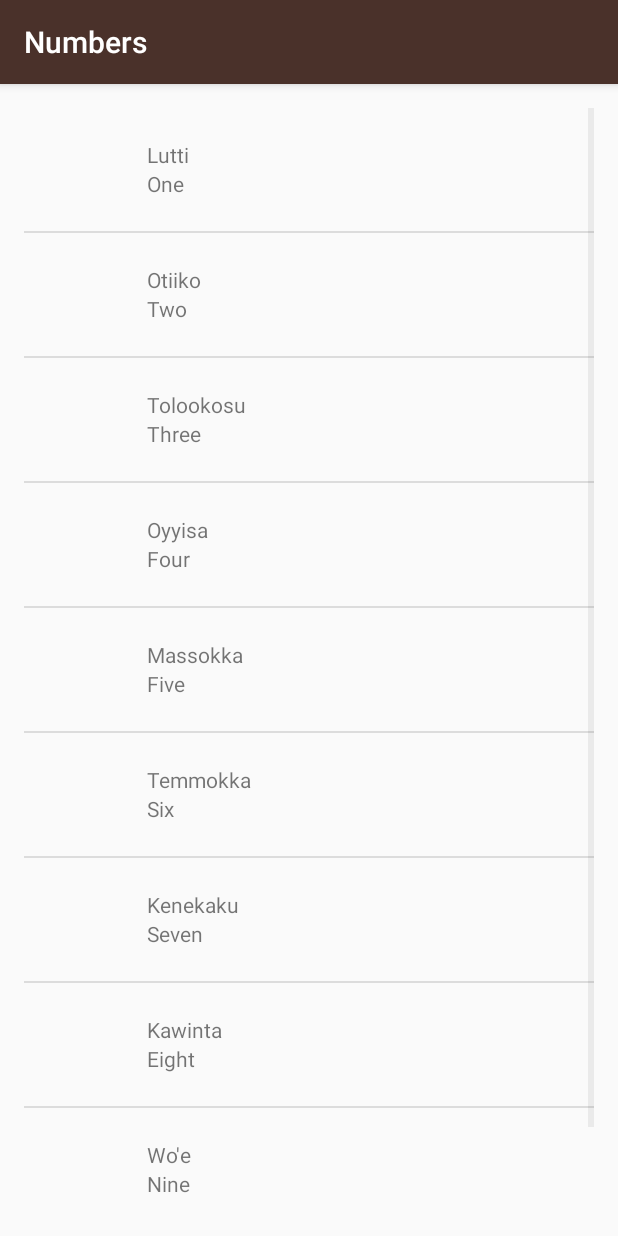
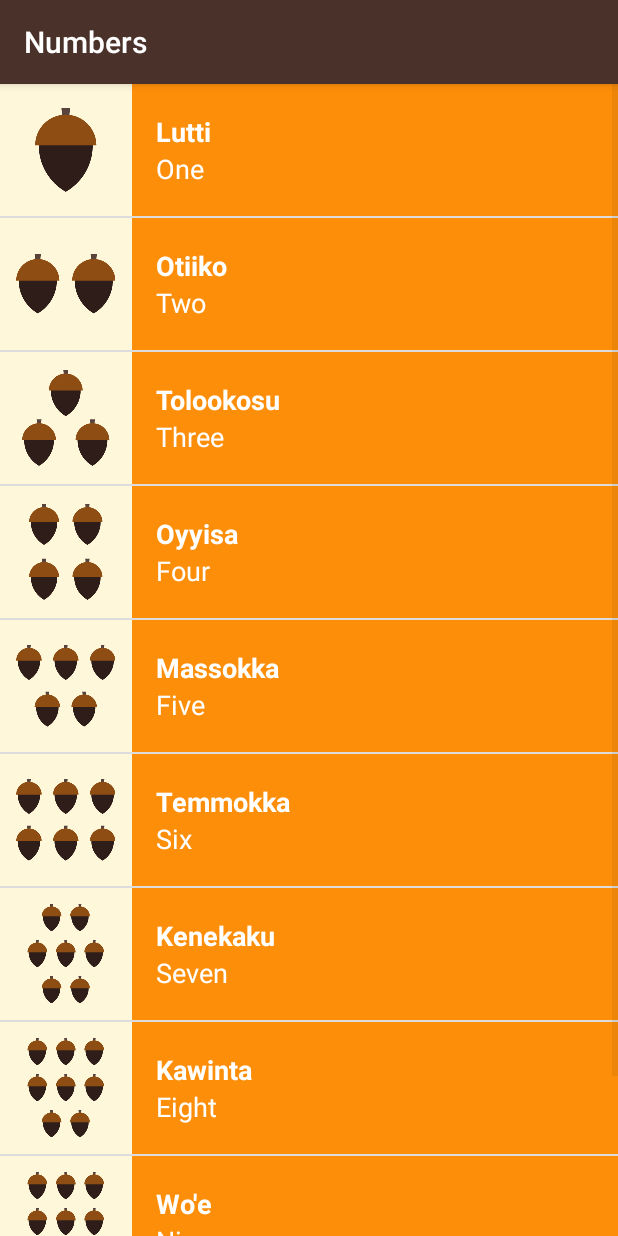
Before and after one commit to cgletras/miwokWordApp, an Android app: the NumbersActivity screen opened directly, with no data from a screen before it, on a phone screen of 412 x 824 dp. Run offline under Robolectric (Android 15) with nearby library versions, the phone set to English and light mode, and no system bars.

Commit message:
adds colors to the list activities
Signed-off-by: CG Stein <cgletras@gmail.com>

```diff
--- a/app/src/main/java/com/example/miwok/NumbersActivity.java
+++ b/app/src/main/java/com/example/miwok/NumbersActivity.java
@@ -18,19 +18,37 @@ public class NumbersActivity extends AppCompatActivity {
         super.onCreate(savedInstanceState);
         setContentView(R.layout.activity_words_list);
 
+        // Sets the category color for this activity
+        Integer activityColor = R.color.category_numbers;
+
         // Create lists with english and their translation for Miwok words for NUMBERS and populate them
         ArrayList<String> wordsEn = new ArrayList<String>(Arrays.asList("One", "Two", "Three", "Four", "Five", "Six", "Seven", "Eight", "Nine", "Ten"));
         ArrayList<String> wordsMw = new ArrayList<String>(Arrays.asList("Lutti", "Otiiko", "Tolookosu", "Oyyisa", "Massokka", "Temmokka", "Kenekaku", "Kawinta", "Wo'e", "Na'aacha"));
+
+        // Creates a list of imagesIds
+        ArrayList<Integer> imagesId = new ArrayList<Integer>(Arrays.asList(
+                R.drawable.number_one,
+                R.drawable.number_two,
+                R.drawable.number_three,
+                R.drawable.number_four,
+                R.drawable.number_five,
+                R.drawable.number_six,
+                R.drawable.number_seven,
+                R.drawable.number_eight,
+                R.drawable.number_nine,
+                R.drawable.number_ten
+        )
+        );
 
         //Creates a list of Word objects
         ArrayList<Word> words = new ArrayList<Word>();
 
         // Populate the list of Word objects with the English and Miwok's word list
-        for(int index = 0; index < wordsEn.size(); index++)
-        words.add(new Word(wordsEn.get(index), wordsMw.get(index), 0));
+        for (int index = 0; index < wordsEn.size(); index++)
+            words.add(new Word(wordsEn.get(index), wordsMw.get(index), imagesId.get(index)));
 
         //Declare the ListView adapter
-        WordAdapter adapter = new WordAdapter(this, words);
+        WordAdapter adapter = new WordAdapter(this, words, activityColor);
 
         //Set the listView to populate with Words
         ListView listView = (ListView) findViewById(R.id.list);
--- a/app/src/main/java/com/example/miwok/adapter/WordAdapter.java
+++ b/app/src/main/java/com/example/miwok/adapter/WordAdapter.java
@@ -6,10 +6,12 @@ import android.view.View;
 import android.view.ViewGroup;
 import android.widget.ArrayAdapter;
 import android.widget.ImageView;
+import android.widget.LinearLayout;
 import android.widget.TextView;
 
 import androidx.annotation.NonNull;
 import androidx.annotation.Nullable;
+import androidx.core.content.ContextCompat;
 
 import com.example.miwok.R;
 import com.example.miwok.views.Word;
@@ -18,8 +20,11 @@ import java.util.List;
 
 public class WordAdapter extends ArrayAdapter<Word> {
 
-    public WordAdapter(@NonNull Context context, @NonNull List<Word> words) {
+    private int mActivityColorId;
+
+    public WordAdapter(@NonNull Context context, @NonNull List<Word> words, @NonNull Integer activityColor) {
         super(context, 0, words);
+        mActivityColorId = activityColor;
     }
 
     @NonNull
@@ -28,7 +33,7 @@ public class WordAdapter extends ArrayAdapter<Word> {
 
         //Check if view is being reused
         View listItemView = convertView;
-        if(listItemView == null){
+        if (listItemView == null) {
             listItemView = LayoutInflater.from(getContext()).inflate(
                     R.layout.list_item, parent, false
             );
@@ -38,14 +43,25 @@ public class WordAdapter extends ArrayAdapter<Word> {
         Word currentWord = getItem(position);
 
         // Find the text views
+        LinearLayout mLinearLayoutView = listItemView.findViewById(R.id.llv_list_item_internal);
         TextView enTextView = listItemView.findViewById(R.id.tv_english_word);
         TextView mwTextView = listItemView.findViewById(R.id.tv_miwok_word);
         ImageView mImageView = listItemView.findViewById(R.id.iv_image);
 
+        // Set Internal Linear Layout Color
+        int color = ContextCompat.getColor(getContext(), mActivityColorId);
+        mLinearLayoutView.setBackgroundColor(color);
+
         // Set info from class into view
         enTextView.setText(currentWord.getmDefaultTranslation());
         mwTextView.setText(currentWord.getmMiwokTranslation());
-        mImageView.setImageResource(currentWord.getmImageId());
+
+        if (currentWord.hasImage()) {
+            mImageView.setImageResource(currentWord.getmImageId());
+            mImageView.setVisibility(View.VISIBLE);
+        } else {
+            mImageView.setVisibility(View.GONE);
+        }
 
         return listItemView;
     }
--- a/app/src/main/java/com/example/miwok/views/Word.java
+++ b/app/src/main/java/com/example/miwok/views/Word.java
@@ -5,6 +5,11 @@ public class Word {
     private String mDefaultTranslation;
     private String mMiwokTranslation;
     private Integer mImageId;
+
+    public Word(String defaultTranslation, String miwokTranslation) {
+        mDefaultTranslation = defaultTranslation;
+        mMiwokTranslation = miwokTranslation;
+    }
 
     public Word(String defaultTranslation, String miwokTranslation, Integer imageId) {
         mDefaultTranslation = defaultTranslation;
@@ -20,5 +25,13 @@ public class Word {
         return mMiwokTranslation;
     }
 
-    public Integer getmImageId() { return mImageId; }
+    public Integer getmImageId() {
+        return mImageId;
+    }
+
+    public boolean hasImage() {
+        if (mImageId != null) {
+            return true;
+        } else return false;
+    }
 }
--- a/app/src/main/res/layout/activity_words_list.xml
+++ b/app/src/main/res/layout/activity_words_list.xml
@@ -5,9 +5,5 @@
     android:layout_width="match_parent"
     android:layout_height="match_parent"
     android:orientation="vertical"
-    android:paddingBottom="@dimen/activity_vertical_margin"
-    android:paddingLeft="@dimen/activity_horizontal_margin"
-    android:paddingRight="@dimen/activity_horizontal_margin"
-    android:paddingTop="@dimen/activity_vertical_margin"
     tools:context=".NumbersActivity">
 </ListView>
--- a/app/src/main/res/layout/list_item.xml
+++ b/app/src/main/res/layout/list_item.xml
@@ -4,28 +4,34 @@
     android:id="@+id/llv_list_item"
     android:layout_width="match_parent"
     android:layout_height="wrap_content"
-    android:orientation="horizontal"
-    android:padding="16dp">
-<ImageView
-    android:id="@+id/iv_image"
-    android:layout_width="50dp"
-    android:layout_height="50dp"
-    android:src="@mipmap/ic_launcher"
-    android:layout_marginEnd="16dp"/>
+    android:background="@color/tan_background"
+    android:minHeight="@dimen/list_item_height"
+    android:orientation="horizontal">
+
+    <ImageView
+        android:id="@+id/iv_image"
+        android:layout_width="@dimen/list_item_height"
+        android:layout_height="@dimen/list_item_height" />
+
     <LinearLayout
+        android:id="@+id/llv_list_item_internal"
         android:layout_width="match_parent"
-        android:layout_height="wrap_content"
+        android:layout_height="match_parent"
+        android:layout_gravity="center_vertical"
+        android:gravity="center_vertical"
         android:orientation="vertical"
-        android:layout_gravity="center_vertical">
+        android:padding="16dp">
 
         <TextView
             android:id="@+id/tv_miwok_word"
+            style="@style/EnWordStyle"
             android:layout_width="match_parent"
             android:layout_height="wrap_content"
             tools:text="Lutti" />
 
         <TextView
             android:id="@+id/tv_english_word"
+            style="@style/MwWordStyle"
             android:layout_width="match_parent"
             android:layout_height="wrap_content"
             tools:text="One" />
--- a/app/src/main/res/values/dimens.xml
+++ b/app/src/main/res/values/dimens.xml
@@ -16,6 +16,4 @@
     <!-- Height of each list item -->
     <dimen name="list_item_height">88dp</dimen>
     <!-- Default screen margins, per the Android Design guidelines. -->
-    <dimen name="activity_horizontal_margin">16dp</dimen>
-    <dimen name="activity_vertical_margin">16dp</dimen>
 </resources>
--- a/app/src/main/res/values/styles.xml
+++ b/app/src/main/res/values/styles.xml
@@ -30,4 +30,13 @@
         <item name="android:textStyle">bold</item>
         <item name="android:textAppearance">?android:textAppearanceMedium</item>
     </style>
+    <style name="EnWordStyle">
+        <item name="android:textColor">@android:color/white</item>
+        <item name="android:textStyle">bold</item>
+        <item name="android:textSize">18sp</item>
+    </style>
+    <style name="MwWordStyle">
+        <item name="android:textColor">@android:color/white</item>
+        <item name="android:textSize">18sp</item>
+    </style>
 </resources>
```
Also changed, not shown: app/src/main/java/com/example/miwok/ColorsActivity.java (+7 -4 lines), app/src/main/java/com/example/miwok/FamilyActivity.java (+20 -2 lines), app/src/main/java/com/example/miwok/PhrasesActivity.java (+5 -2 lines).
